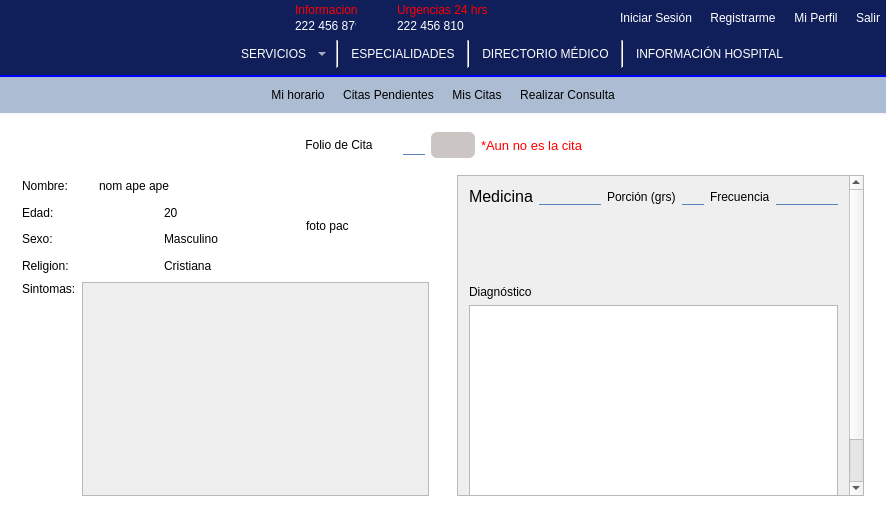
Above: mainwindow.ui from Laloses/Hospital before the change. Below: the same form after it.
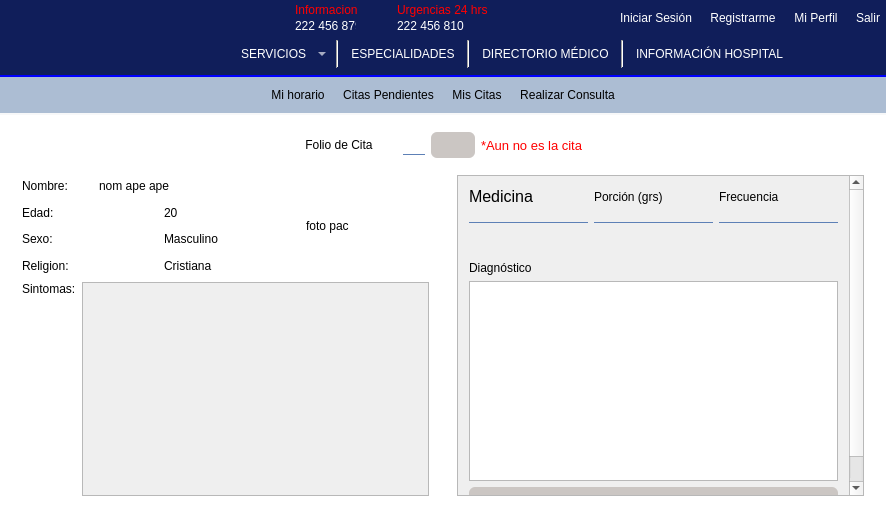
That is the form after the change. The open tabs and pages were chosen to show the change. Icons and pictures are not drawn.

The edit to the form file:
```diff
--- a/mainwindow.ui
+++ b/mainwindow.ui
@@ -3918,15 +3918,18 @@
                     <rect>
                      <x>0</x>
                      <y>0</y>
-                     <width>406</width>
-                     <height>397</height>
+                     <width>393</width>
+                     <height>383</height>
                     </rect>
                    </property>
-                   <layout class="QVBoxLayout" name="verticalLayout_25">
+                   <layout class="QVBoxLayout" name="verticalLayout_30">
                     <item>
                      <layout class="QHBoxLayout" name="horizontalLayout_56">
                       <item>
-                       <layout class="QHBoxLayout" name="horizontalLayout_68">
+                       <layout class="QVBoxLayout" name="verticalLayout_25">
+                        <property name="spacing">
+                         <number>0</number>
+                        </property>
                         <item>
                          <widget class="QLabel" name="lb_medicina">
                           <property name="font">
@@ -3949,7 +3952,10 @@
                        </layout>
                       </item>
                       <item>
-                       <layout class="QHBoxLayout" name="horizontalLayout_69">
+                       <layout class="QVBoxLayout" name="verticalLayout_28">
+                        <property name="spacing">
+                         <number>0</number>
+                        </property>
                         <item>
                          <widget class="QLabel" name="label_9">
                           <property name="text">
@@ -3958,19 +3964,15 @@
                          </widget>
                         </item>
                         <item>
-                         <widget class="QLineEdit" name="le_porcion">
-                          <property name="maximumSize">
-                           <size>
-                            <width>41</width>
-                            <height>16777215</height>
-                           </size>
-                          </property>
-                         </widget>
+                         <widget class="QLineEdit" name="le_porcion"/>
                         </item>
                        </layout>
                       </item>
                       <item>
-                       <layout class="QHBoxLayout" name="horizontalLayout_70">
+                       <layout class="QVBoxLayout" name="verticalLayout_29">
+                        <property name="spacing">
+                         <number>0</number>
+                        </property>
                         <item>
                          <widget class="QLabel" name="label_15">
                           <property name="text">
@@ -4042,37 +4044,7 @@
                      </layout>
                     </item>
                     <item>
-                     <widget class="QWidget" name="w_masMedicamentos" native="true">
-                      <property name="minimumSize">
-                       <size>
-                        <width>341</width>
-                        <height>35</height>
-                       </size>
-                      </property>
-                      <property name="maximumSize">
-                       <size>
-                        <width>345</width>
-                        <height>16777215</height>
-                       </size>
-                      </property>
-                      <layout class="QGridLayout" name="gridLayout_41">
-                       <property name="leftMargin">
-                        <number>0</number>
-                       </property>
-                       <property name="topMargin">
-                        <number>0</number>
-                       </property>
-                       <property name="rightMargin">
-                        <number>0</number>
-                       </property>
-                       <property name="bottomMargin">
-                        <number>0</number>
-                       </property>
-                       <item row="0" column="0">
-                        <layout class="QGridLayout" name="medicamentosLay"/>
-                       </item>
-                      </layout>
-                     </widget>
+                     <layout class="QVBoxLayout" name="medicamentosLay"/>
                     </item>
                     <item>
                      <widget class="QLabel" name="lb_diagnostico">
```
Left out of the diff: 12 changed lines with no effect on the pictures.
